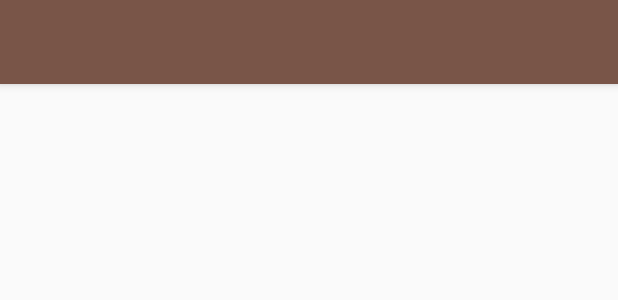
After one commit to Nilhcem/bblfr-android, an Android app: the layout toolbar.xml on its own in the app's theme, with its tools: preview values and no code run, on a phone screen of 412 x 824 dp. The commit adds this screen. Shown: the top 300 px of the screen. Run offline under Robolectric (Android 15) with nearby library versions, the phone set to English and light mode, and no system bars.

Commit message:
Create toolbar

```diff
--- a/app/src/main/AndroidManifest.xml
+++ b/app/src/main/AndroidManifest.xml
@@ -18,8 +18,7 @@
 
         <activity
             android:name=".ui.splashscreen.SplashscreenActivity"
-            android:noHistory="true"
-            android:theme="@style/AppTheme.NoActionBar">
+            android:noHistory="true">
             <intent-filter>
                 <action android:name="android.intent.action.MAIN"/>
 
--- /dev/null
+++ b/app/src/main/res/layout/toolbar.xml
@@ -0,0 +1,11 @@
+<?xml version="1.0" encoding="utf-8"?>
+<android.support.v7.widget.Toolbar
+    android:id="@+id/toolbar"
+    xmlns:android="http://schemas.android.com/apk/res/android"
+    xmlns:app="http://schemas.android.com/apk/res-auto"
+    android:layout_width="match_parent"
+    android:layout_height="?attr/actionBarSize"
+    android:background="?attr/colorPrimary"
+    android:elevation="4dp"
+    app:popupTheme="@style/ThemeOverlay.AppCompat.Light"
+    app:theme="@style/ThemeOverlay.AppCompat.Dark.ActionBar"/>
--- a/app/src/main/res/values/styles.xml
+++ b/app/src/main/res/values/styles.xml
@@ -2,7 +2,7 @@
 <resources>
 
     <!-- Base application theme. -->
-    <style name="AppTheme" parent="Theme.AppCompat.Light.DarkActionBar">
+    <style name="AppTheme" parent="Theme.AppCompat.Light.NoActionBar">
         <item name="colorPrimary">@color/primary</item>
         <item name="colorPrimaryDark">@color/primary_dark</item>
         <item name="colorAccent">@color/accent</item>
@@ -11,11 +11,4 @@
         <item name="android:icon">@color/icons</item>
         <item name="android:divider">@color/divider</item>
     </style>
-
-    <!-- Theme with no action bar. -->
-    <style name="AppTheme.NoActionBar">
-        <item name="android:windowActionBar">false</item>
-        <item name="windowActionBar">false</item>
-    </style>
-
 </resources>
```
Also changed, not shown: app/src/main/java/com/nilhcem/bblfr/ui/BaseActivity.java (+10 -0 lines), app/src/main/res/layout/second_activity.xml (+10 -6 lines).
